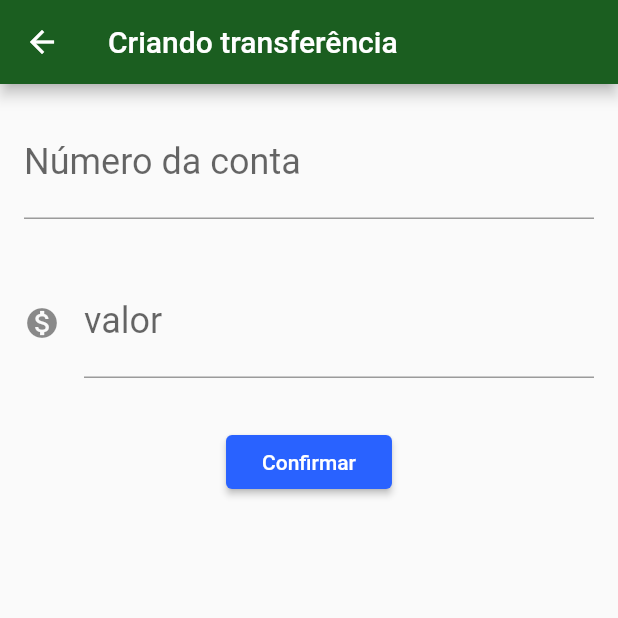
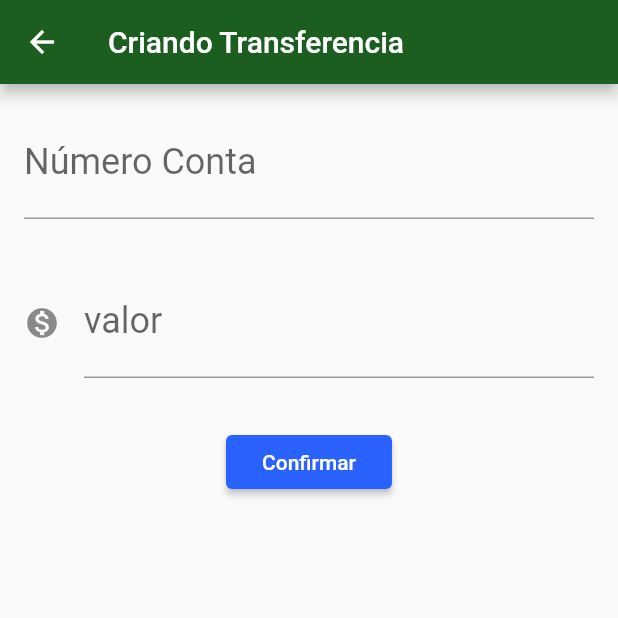
Before and after one commit to Viserion77/learning-flutter, a Flutter app: the screen it shows after launch, after a tap on the "add" icon, on a phone screen of 412 x 824 dp, the top half of it. Run offline on Flutter 3.47's test engine with Material 2 defaults, Android fonts, the phone set to English and light mode, and no system bars.

Commit message:
Fix: Refactor code

```diff
--- /dev/null
+++ b/lib/components/editor.dart
@@ -0,0 +1,26 @@
+import 'package:flutter/material.dart';
+
+class Editor extends StatelessWidget {
+  final TextEditingController controlador;
+  final String rotulo;
+  final String dica;
+  final IconData icone;
+
+  Editor({this.controlador, this.rotulo, this.dica, this.icone});
+
+  @override
+  Widget build(BuildContext context) {
+    return Padding(
+      padding: const EdgeInsets.all(16.0),
+      child: TextField(
+        controller: controlador,
+        style: TextStyle(fontSize: 24),
+        decoration: InputDecoration(
+          labelText: rotulo,
+          hintText: dica,
+          icon: icone != null ? Icon(icone) : null,
+        ),
+      ),
+    );
+  }
+}
--- a/lib/main.dart
+++ b/lib/main.dart
@@ -1,3 +1,4 @@
+import 'package:bytebank/screens/transferencias/lista.dart';
 import 'package:flutter/material.dart';
 
 void main() {
@@ -20,156 +21,3 @@ class Bytebank extends StatelessWidget {
     );
   }
 }
-
-class FormularioTransferencia extends StatefulWidget {
-  @override
-  State<StatefulWidget> createState() {
-    return FormularioTransferenciaState();
-  }
-}
-
-class FormularioTransferenciaState extends State<FormularioTransferencia> {
-  final TextEditingController _controladorCampoNumeroConta =
-      TextEditingController();
-  final TextEditingController _controladorCampoValor = TextEditingController();
-
-  @override
-  Widget build(BuildContext context) {
-    return Scaffold(
-      appBar: AppBar(
-        title: Text('Criando transferência'),
-      ),
-      body: SingleChildScrollView(
-        child: Column(
-          children: [
-            Editor(
-                controlador: _controladorCampoNumeroConta,
-                rotulo: 'Número da conta',
-                dica: '000'),
-            Editor(
-              controlador: _controladorCampoValor,
-              rotulo: 'valor',
-              dica: '000',
-              icone: Icons.monetization_on,
-            ),
-            Padding(
-              padding: const EdgeInsets.all(16.0),
-              child: RaisedButton(
-                child: Text('Confirmar'),
-                onPressed: () => _criaTransferencia(context),
-              ),
-            ),
-          ],
-        ),
-      ),
-    );
-  }
-
-  void _criaTransferencia(BuildContext context) {
-    final int numeroConta = int.tryParse(_controladorCampoNumeroConta.text);
-    final double valor = double.tryParse(_controladorCampoValor.text);
-    if (numeroConta != null && valor != null) {
-      final transferenciaCriada = Transferencia(valor, numeroConta);
-      Navigator.pop(context, transferenciaCriada);
-    }
-  }
-}
-
-class ListaTransferencias extends StatefulWidget {
-  final List<Transferencia> _tranferencias = List();
-
-  @override
-  State<StatefulWidget> createState() {
-    return ListaTransferenciasState();
-  }
-}
-
-class ListaTransferenciasState extends State<ListaTransferencias> {
-  @override
-  Widget build(BuildContext context) {
-    return Scaffold(
-      body: ListView.builder(
-        itemCount: widget._tranferencias.length,
-        itemBuilder: (context, indice) {
-          final transferencia = widget._tranferencias[indice];
-          return ItemTransferencia(transferencia);
-        },
-      ),
-      appBar: AppBar(
-        title: Text('Transferências'),
-      ),
-      floatingActionButton: FloatingActionButton(
-        onPressed: () {
-          final Future<Transferencia> future =
-              Navigator.push(context, MaterialPageRoute(builder: (context) {
-            return FormularioTransferencia();
-          }));
-          future.then((transferenciaRecebida) {
-            Future.delayed(Duration(seconds: 1), () {
-              setState(() {
-                if (transferenciaRecebida != null) {
-                  widget._tranferencias.add(transferenciaRecebida);
-                }
-              });
-            });
-          });
-        },
-        child: Icon(Icons.add),
-      ),
-    );
-  }
-}
-
-class ItemTransferencia extends StatelessWidget {
-  final Transferencia _transferencia;
-
-  const ItemTransferencia(this._transferencia);
-
-  @override
-  Widget build(BuildContext context) {
-    return Card(
-      child: ListTile(
-        leading: Icon(Icons.monetization_on),
-        title: Text(_transferencia.valor.toString()),
-        subtitle: Text(_transferencia.numeroConta.toString()),
-      ),
-    );
-  }
-}
-
-class Transferencia {
-  final double valor;
-  final int numeroConta;
-
-  Transferencia(this.valor, this.numeroConta);
-
-  @override
-  String toString() {
-    return 'Transferencia{valor: $valor, numeroConta: $numeroConta}';
-  }
-}
-
-class Editor extends StatelessWidget {
-  final TextEditingController controlador;
-  final String rotulo;
-  final String dica;
-  final IconData icone;
-
-  Editor({this.controlador, this.rotulo, this.dica, this.icone});
-
-  @override
-  Widget build(BuildContext context) {
-    return Padding(
-      padding: const EdgeInsets.all(16.0),
-      child: TextField(
-        controller: controlador,
-        style: TextStyle(fontSize: 24),
-        decoration: InputDecoration(
-          labelText: rotulo,
-          hintText: dica,
-          icon: icone != null ? Icon(icone) : null,
-        ),
-      ),
-    );
-  }
-}
--- /dev/null
+++ b/lib/models/transferencia.dart
@@ -0,0 +1,11 @@
+class Transferencia {
+  final double valor;
+  final int numeroConta;
+
+  Transferencia(this.valor, this.numeroConta);
+
+  @override
+  String toString() {
+    return 'Transferencia{valor: $valor, numeroConta: $numeroConta}';
+  }
+}
--- /dev/null
+++ b/lib/screens/transferencias/formulario.dart
@@ -0,0 +1,67 @@
+import 'package:bytebank/components/editor.dart';
+import 'package:bytebank/models/transferencia.dart';
+import 'package:flutter/material.dart';
+
+const _tituloAppBar = 'Criando Transferencia';
+
+const _rotuloCampoValor = 'valor';
+const _dicaCampoValor = '0.00';
+
+const _rotuloCampoNumeroConta = 'Número Conta';
+const _dicaCampoNumeroConta = '0000';
+
+const _textoBotaoConfirmar = 'Confirmar';
+
+class FormularioTransferencia extends StatefulWidget {
+  @override
+  State<StatefulWidget> createState() {
+    return FormularioTransferenciaState();
+  }
+}
+
+class FormularioTransferenciaState extends State<FormularioTransferencia> {
+  final TextEditingController _controladorCampoNumeroConta =
+      TextEditingController();
+  final TextEditingController _controladorCampoValor = TextEditingController();
+
+  @override
+  Widget build(BuildContext context) {
+    return Scaffold(
+      appBar: AppBar(
+        title: Text(_tituloAppBar),
+      ),
+      body: SingleChildScrollView(
+        child: Column(
+          children: [
+            Editor(
+                controlador: _controladorCampoNumeroConta,
+                rotulo: _rotuloCampoNumeroConta,
+                dica: _dicaCampoNumeroConta),
+            Editor(
+              controlador: _controladorCampoValor,
+              rotulo: _rotuloCampoValor,
+              dica: _dicaCampoValor,
+              icone: Icons.monetization_on,
+            ),
+            Padding(
+              padding: const EdgeInsets.all(16.0),
+              child: RaisedButton(
+                child: Text(_textoBotaoConfirmar),
+                onPressed: () => _criaTransferencia(context),
+              ),
+            ),
+          ],
+        ),
+      ),
+    );
+  }
+
+  void _criaTransferencia(BuildContext context) {
+    final int numeroConta = int.tryParse(_controladorCampoNumeroConta.text);
+    final double valor = double.tryParse(_controladorCampoValor.text);
+    if (numeroConta != null && valor != null) {
+      final transferenciaCriada = Transferencia(valor, numeroConta);
+      Navigator.pop(context, transferenciaCriada);
+    }
+  }
+}
--- /dev/null
+++ b/lib/screens/transferencias/lista.dart
@@ -0,0 +1,65 @@
+import 'package:bytebank/models/transferencia.dart';
+import 'package:bytebank/screens/transferencias/formulario.dart';
+import 'package:flutter/material.dart';
+
+const _tituloAppBar = 'Transferências';
+
+class ListaTransferencias extends StatefulWidget {
+  final List<Transferencia> _tranferencias = List();
+
+  @override
+  State<StatefulWidget> createState() {
+    return ListaTransferenciasState();
+  }
+}
+
+class ListaTransferenciasState extends State<ListaTransferencias> {
+  @override
+  Widget build(BuildContext context) {
+    return Scaffold(
+      body: ListView.builder(
+        itemCount: widget._tranferencias.length,
+        itemBuilder: (context, indice) {
+          final transferencia = widget._tranferencias[indice];
+          return ItemTransferencia(transferencia);
+        },
+      ),
+      appBar: AppBar(
+        title: Text(_tituloAppBar),
+      ),
+      floatingActionButton: FloatingActionButton(
+        onPressed: () {
+          Navigator.push(context, MaterialPageRoute(builder: (context) {
+            return FormularioTransferencia();
+          })).then((transferenciaRecebida) {
+            setState(() => _atualiza(transferenciaRecebida));
+          });
+        },
+        child: Icon(Icons.add),
+      ),
+    );
+  }
+
+  void _atualiza(Transferencia transferenciaRecebida) {
+    if (transferenciaRecebida != null) {
+      widget._tranferencias.add(transferenciaRecebida);
+    }
+  }
+}
+
+class ItemTransferencia extends StatelessWidget {
+  final Transferencia _transferencia;
+
+  const ItemTransferencia(this._transferencia);
+
+  @override
+  Widget build(BuildContext context) {
+    return Card(
+      child: ListTile(
+        leading: Icon(Icons.monetization_on),
+        title: Text(_transferencia.valor.toString()),
+        subtitle: Text(_transferencia.numeroConta.toString()),
+      ),
+    );
+  }
+}
```
